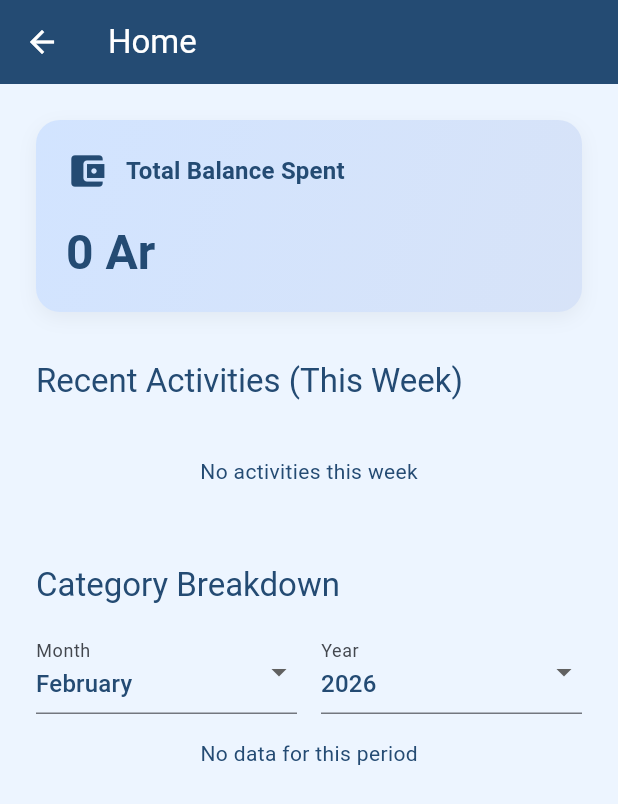
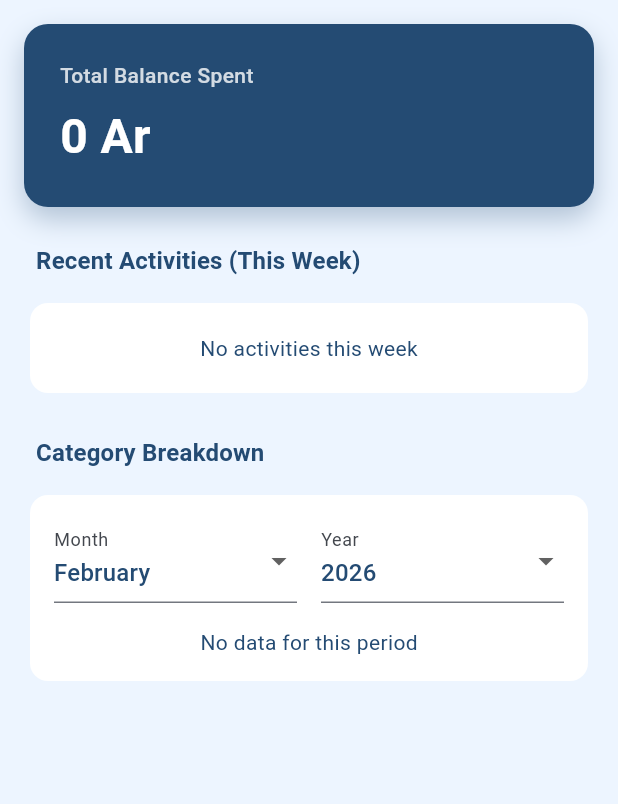
Before and after one commit to HenintsoaPaul/poketra-vy, a Flutter app: the HomeScreen widget shown alone on an empty page, opened directly, on a phone screen of 412 x 824 dp. Shown: the top 804 px of the screen. Run offline on Flutter 3.47's test engine with Material 3 defaults, Android fonts, the phone set to English and light mode, and no system bars; our stand-ins replace fl_chart, flutter_riverpod, go_router, hive, hive_flutter, speech_to_text; accounts and stored records are empty.

Commit message:
revamp: dashbooard

```diff
--- a/lib/features/home/screens/home_screen.dart
+++ b/lib/features/home/screens/home_screen.dart
@@ -58,55 +58,89 @@ class _HomeScreenState extends ConsumerState<HomeScreen> {
 
     final displayActivities = recentActivities.take(5).toList();
 
-    return Scaffold(
-      appBar: AppBar(title: const Text('Home')),
-      body: SingleChildScrollView(
+    return SingleChildScrollView(
       child: Padding(
-          padding: const EdgeInsets.all(24.0),
+        padding: const EdgeInsets.all(16.0),
         child: Column(
           crossAxisAlignment: CrossAxisAlignment.start,
           children: [
             // Analytics Section (All Time)
             _buildAnalyticsSummary(context, allTimeTotal),
-              const SizedBox(height: 32),
+
+            /// Spacer
+            const SizedBox(height: 24),
 
             // Recent Activities Section
-              Text(
+            Padding(
+              padding: const EdgeInsets.symmetric(horizontal: 8.0),
+              child: Text(
                 'Recent Activities (This Week)',
-                style: Theme.of(context).textTheme.titleLarge,
+                style: Theme.of(context).textTheme.titleMedium?.copyWith(
+                  fontWeight: FontWeight.bold,
+                  color: Theme.of(context).primaryColor,
                 ),
-              const SizedBox(height: 16),
-              if (displayActivities.isEmpty)
-                const Center(
+              ),
+            ),
+            const SizedBox(height: 12),
+            Card(
+              elevation: 0,
+              color: Colors.white,
+              shape: RoundedRectangleBorder(
+                borderRadius: BorderRadius.circular(12),
+              ),
+              child: displayActivities.isEmpty
+                  ? const Center(
                       child: Padding(
                         padding: EdgeInsets.symmetric(vertical: 20),
                         child: Text('No activities this week'),
                       ),
                     )
-              else
-                ListView.separated(
+                  : ListView.separated(
                       shrinkWrap: true,
                       physics: const NeverScrollableScrollPhysics(),
                       itemCount: displayActivities.length,
-                  separatorBuilder: (context, index) => const Divider(),
+                      separatorBuilder: (context, index) =>
+                          const Divider(height: 1, indent: 16, endIndent: 16),
                       itemBuilder: (context, index) {
                         final expense = displayActivities[index];
                         return ExpenseTile(expense: expense);
                       },
                     ),
-              const SizedBox(height: 32),
+            ),
+
+            /// Spacer
+            const SizedBox(height: 24),
 
             // Charts Section
-              Text(
+            Padding(
+              padding: const EdgeInsets.symmetric(horizontal: 8.0),
+              child: Text(
                 'Category Breakdown',
-                style: Theme.of(context).textTheme.titleLarge,
+                style: Theme.of(context).textTheme.titleMedium?.copyWith(
+                  fontWeight: FontWeight.bold,
+                  color: Theme.of(context).primaryColor,
                 ),
-              const SizedBox(height: 16),
+              ),
+            ),
+            const SizedBox(height: 12),
+            Card(
+              elevation: 0,
+              color: Colors.white,
+              shape: RoundedRectangleBorder(
+                borderRadius: BorderRadius.circular(12),
+              ),
+              child: Padding(
+                padding: const EdgeInsets.all(16.0),
+                child: Column(
+                  children: [
                     _buildMonthYearSelectors(),
                     const SizedBox(height: 16),
                     ExpensePieChart(expenses: filteredForChart),
                   ],
                 ),
+              ),
+            ),
+          ],
         ),
       ),
     );
@@ -155,50 +189,36 @@ class _HomeScreenState extends ConsumerState<HomeScreen> {
   Widget _buildAnalyticsSummary(BuildContext context, double totalAmount) {
     return Container(
       width: double.infinity,
-      padding: const EdgeInsets.all(20),
+      padding: const EdgeInsets.all(24),
       decoration: BoxDecoration(
-        gradient: LinearGradient(
-          colors: [
-            Theme.of(context).colorScheme.primaryContainer,
-            Theme.of(context).colorScheme.secondaryContainer,
-          ],
-          begin: Alignment.topLeft,
-          end: Alignment.bottomRight,
-        ),
+        color: Theme.of(context).primaryColor,
         borderRadius: BorderRadius.circular(16),
         boxShadow: [
           BoxShadow(
-            color: Colors.black.withValues(alpha: 0.05),
-            blurRadius: 10,
-            offset: const Offset(0, 4),
+            color: Theme.of(context).primaryColor.withValues(alpha: 0.3),
+            blurRadius: 15,
+            offset: const Offset(0, 8),
           ),
         ],
       ),
       child: Column(
         crossAxisAlignment: CrossAxisAlignment.start,
         children: [
-          Row(
-            children: [
-              Icon(
-                Icons.account_balance_wallet,
-                size: 28,
-                color: Theme.of(context).colorScheme.primary,
-              ),
-              const SizedBox(width: 12),
           Text(
             'Total Balance Spent',
-                style: Theme.of(
-                  context,
-                ).textTheme.titleMedium?.copyWith(fontWeight: FontWeight.bold),
+            style: TextStyle(
+              color: Colors.white.withValues(alpha: 0.8),
+              fontSize: 14,
+              fontWeight: FontWeight.w500,
             ),
-            ],
           ),
-          const SizedBox(height: 20),
+          const SizedBox(height: 8),
           Text(
             ref.watch(currencyFormatterProvider).format(totalAmount),
-            style: Theme.of(context).textTheme.headlineLarge?.copyWith(
+            style: const TextStyle(
+              color: Colors.white,
+              fontSize: 32,
               fontWeight: FontWeight.bold,
-              color: Theme.of(context).colorScheme.primary,
             ),
           ),
         ],
```
Lines whose indentation alone changed are shown as unchanged.
